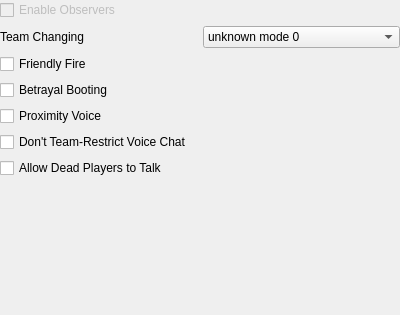
First picture: the form in native/src/ReachVariantTool/ui/main_window/page_multiplayer_settings_social.ui, repository DavidJCobb/ReachVariantEditor, before the edit.
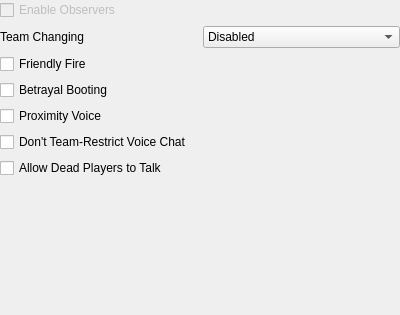
Second picture: the form after the edit.

What changed in the file:
```diff
--- a/native/src/ReachVariantTool/ui/main_window/page_multiplayer_settings_social.ui
+++ b/native/src/ReachVariantTool/ui/main_window/page_multiplayer_settings_social.ui
@@ -36,7 +36,7 @@
     <widget class="QComboBox" name="fieldTeamChanging">
      <item>
       <property name="text">
-       <string>unknown mode 0</string>
+       <string>Disabled</string>
       </property>
      </item>
      <item>
```
Left out of the diff: 9 changed lines with no effect on the pictures.
